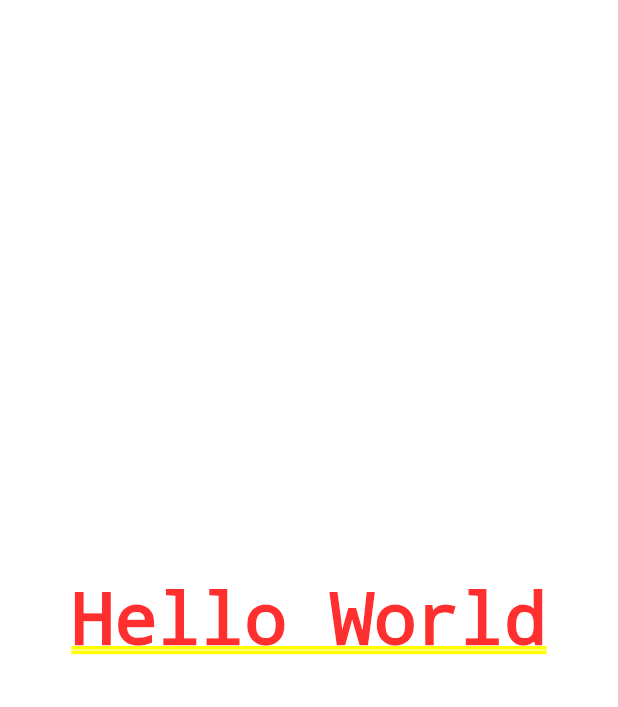
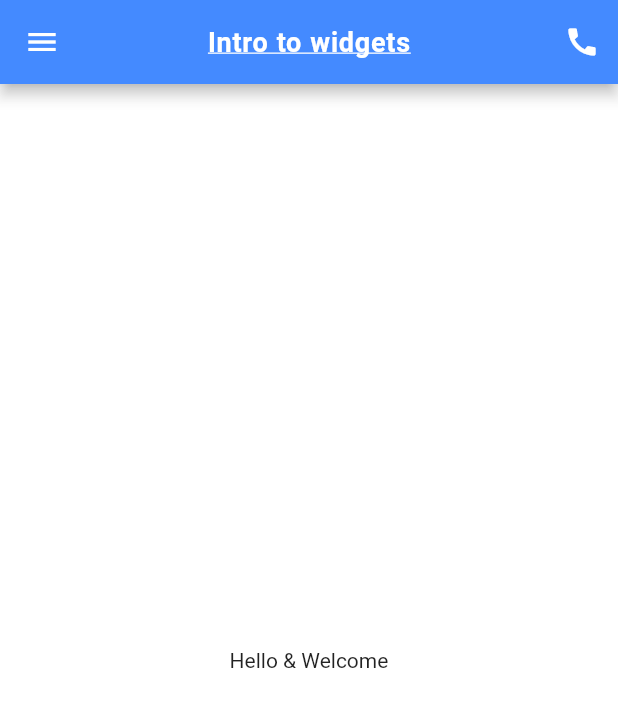
Before and after one commit to ShahirSammun/Flutter_RestAPI_Firebase, a Flutter app: the screen it shows after launch, on a phone screen of 412 x 824 dp. Shown: the top 707 px of the screen. Run offline on Flutter 3.47's test engine with Material 2 defaults, Android fonts, the phone set to English and light mode, and no system bars.

Commit message:
Flutter Code Added

```diff
--- a/lib/main.dart
+++ b/lib/main.dart
@@ -1,10 +1,60 @@
 import 'package:flutter/material.dart';
-void main(){
+
+
+void main() {
   runApp(
-      MaterialApp(
-        home: Center(
-          child: Text('Hello World'),
-        ),
-  ),
+    const MyApp(appName: 'Hello App'),
   );
 }
+
+class MyApp extends StatelessWidget {
+  final String appName;
+
+  const MyApp({required this.appName});
+
+  @override
+  Widget build(BuildContext context) {
+    return MaterialApp(title: appName, home: HomeScreen());
+  }
+}
+
+class HomeScreen extends StatelessWidget {
+  @override
+  Widget build(BuildContext context) {
+    return Scaffold(
+      backgroundColor: Colors.white70,
+      appBar: AppBar(
+        title: const Text(
+          'Intro to widgets',
+          textAlign: TextAlign.start,
+          style: TextStyle(
+            color: Colors.white,
+            fontWeight: FontWeight.w700,
+            wordSpacing: 0.5,
+            letterSpacing: 0.5,
+            fontSize: 18,
+            decoration: TextDecoration.underline,
+          ),
+        ),
+        leading: IconButton(
+          onPressed: () {},
+          icon: const Icon(Icons.menu),
+        ),
+        actions: [
+          IconButton(
+            onPressed: () {},
+            icon: const Icon(Icons.call),
+          ),
+        ],
+        backgroundColor: Colors.blueAccent,
+        centerTitle: true,
+      ),
+      body: Center(
+        child: Column(
+          mainAxisAlignment: MainAxisAlignment.center,
+          children: [Text('Hello & Welcome')],
+        ),
+      ),
+    );
+  }
+}
```
